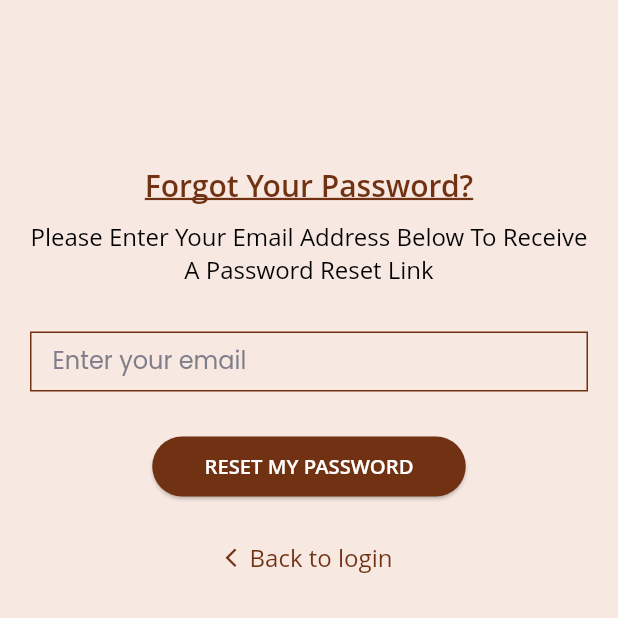
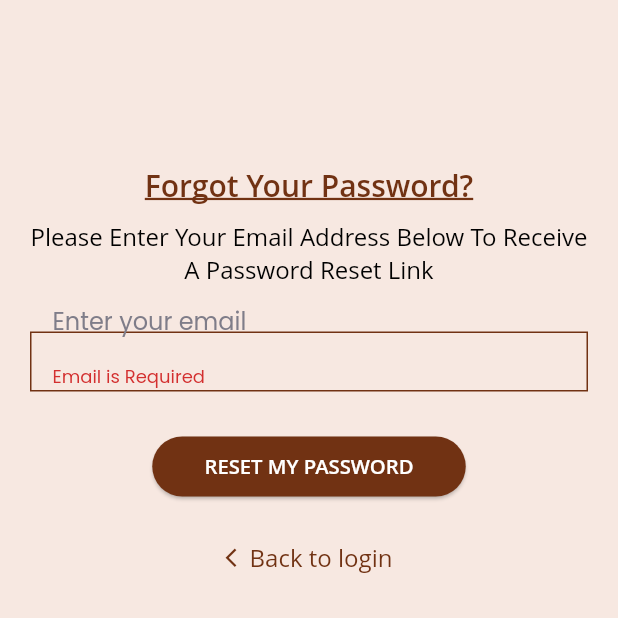
Before and after one commit to amaugarci/sololuxuryflutter, a Flutter app: the ForgotPasswordScreen screen opened by its route, after a tap on "RESET MY PASSWORD", on a phone screen of 412 x 824 dp, the top half of it. Run offline on Flutter 3.47's test engine with Material 2 defaults, Android fonts, the phone set to English and light mode, and no system bars; our stand-ins replace awesome_dialog, cached_network_image, carousel_slider, connectivity_plus, datetime_picker_formfield, dio and 12 more; missing offline and left inert: connectivity_plus_web, dio_http_cache, firebase_core_web, firebase_messaging_web, livechatt, shared_preferences_web and 1 more; accounts and stored records are empty; network calls fail; Roboto replaces fonts that are missing (Open Sans); project files that could hold a hidden picture were left out.

Commit message:
forgetpassword  APi Calling update  Completed TASK ID=15513  DATE=30/3

```diff
--- a/lib/app/screens/login/controller/forget_password_menu_controller.dart
+++ b/lib/app/screens/login/controller/forget_password_menu_controller.dart
@@ -5,35 +5,38 @@ import 'package:flutter/material.dart';
 import 'package:get/get.dart';
 import 'package:solo_luxury/main.dart';
 import 'package:solo_luxury/utils/get_network_service/APIRepository/forget_password_menu_api_repository.dart';
+import 'package:solo_luxury/utils/lang_directory/language_constant.dart';
 
 class ForgetPasswordMenuController extends GetxController {
-  final  ForgetPasswordMenuAPIRepository forgetPasswordAPIRepository;
+  RxString screenTitle = LanguageConstant.forgotYourPasswordText.tr.obs;
+  final ForgetPasswordMenuAPIRepository forgetPasswordAPIRepository;
 
   ForgetPasswordMenuController({required this.forgetPasswordAPIRepository});
 
+  Rx<TextEditingController> emailController = TextEditingController().obs;
   Rx<String> forgetPasswordResponseModel = "".obs;
-  Rx<GlobalKey> formKey = GlobalKey<FormState>().obs;
+  Rx<GlobalKey<FormState>> formKey = GlobalKey<FormState>().obs;
 
   @override
   void onInit() {
     print("INTSTATE");
-    getForgetPasswordResponse();
     // TODO: implement onInit
     super.onInit();
   }
 
-  final userData = {
-    "email": "anilpawar1410@gmail.com",
-    "template": "email_reset",
-    "websiteId": localStore.website_id
-  };
 
-  getForgetPasswordResponse() async {
+
+  getForgetPasswordResponse({required BuildContext context,var email}) async {
+    final userData = {
+      "email": email,
+      "template": "email_reset",
+      "websiteId": localStore.website_id
+    };
     print("INTSTATE123455");
-    forgetPasswordResponseModel = (await forgetPasswordAPIRepository
-            .putForgetPasswordApiResponse(
+    forgetPasswordResponseModel =
+        (await forgetPasswordAPIRepository.putForgetPasswordApiResponse(
                 forgetPasswordRequestJson: jsonEncode(userData)))
-        .obs;
+            .obs;
     log("loginResponseModel : $forgetPasswordResponseModel");
   }
 }
--- a/lib/app/screens/login/views/forgot_password.dart
+++ b/lib/app/screens/login/views/forgot_password.dart
@@ -2,19 +2,25 @@ import 'package:flutter/material.dart';
 import 'package:get/get.dart';
 import 'package:solo_luxury/app/components/behaviour.dart';
 import 'package:solo_luxury/app/components/input_text_field_widget.dart';
+import 'package:solo_luxury/app/screens/login/controller/forget_password_menu_controller.dart';
 import 'package:solo_luxury/app/screens/login/controller/forgot_password_controller.dart';
+import 'package:solo_luxury/app/screens/login/views/forget_password_menu/forget_password_menu_screen.dart';
 
 import 'package:solo_luxury/app/utils/colors.dart';
 import 'package:solo_luxury/utils/lang_directory/language_constant.dart';
+import 'package:solo_luxury/utils/validator.dart';
 
-class ForgotPasswordScreen extends GetView<ForgotPasswordController> {
+class ForgotPasswordScreen extends GetView<ForgetPasswordMenuController> {
   const ForgotPasswordScreen({Key? key}) : super(key: key);
 
   @override
   Widget build(BuildContext context) {
-    return Obx(() => Scaffold(
-          backgroundColor: backGroundColor,
-          body: Padding(
+    return Obx(
+      () => Scaffold(
+        backgroundColor: backGroundColor,
+        body: Form(
+          key: controller.formKey.value,
+          child: Padding(
             padding: const EdgeInsets.symmetric(horizontal: 20),
             child: ScrollConfiguration(
               behavior: MyBehavior(),
@@ -76,7 +82,9 @@ class ForgotPasswordScreen extends GetView<ForgotPasswordController> {
               ),
             ),
           ),
-        ));
+        ),
+      ),
+    );
   }
 
   Widget forgotPasswordTextField() {
@@ -88,7 +96,8 @@ class ForgotPasswordScreen extends GetView<ForgotPasswordController> {
         border: Border.all(color: appColor, width: 1),
       ),
       child: TextFormField(
-        controller: null,
+        controller: controller.emailController.value,
+        validator: (value) => Validators.validateEmail(value!.trim()),
         decoration: InputDecoration(
           border: InputBorder.none,
           isDense: true,
@@ -103,7 +112,13 @@ class ForgotPasswordScreen extends GetView<ForgotPasswordController> {
       width: 209,
       height: 40,
       child: ElevatedButton(
-        onPressed: () {},
+        onPressed: () {
+          if (controller.formKey.value.currentState!.validate()) {
+            controller.getForgetPasswordResponse(
+                context: context, email: controller.emailController.value.text);
+            Get.to(() => ForgetPasswordMenuScreen());
+          }
+        },
         style: ElevatedButton.styleFrom(
           elevation: 1,
           primary: appColor,
--- a/lib/utils/app_pages.dart
+++ b/lib/utils/app_pages.dart
@@ -154,11 +154,11 @@ class AppPages {
       page: () => const SignupScreen(),
       binding: SignupBinding(),
     ),
-    GetPage(
+  /*  GetPage(
       name: RoutesConstants.forgotPasswordScreen,
       page: () => const ForgotPasswordScreen(),
       binding: ForgotPasswordBinding(),
-    ),
+    ),*/
     GetPage(
       name: RoutesConstants.orderConfirmScreen,
       page: () => OrderConfirmationPage(),
@@ -176,7 +176,7 @@ class AppPages {
     ),
     GetPage(
       name: RoutesConstants.forgotPasswordMenuPage,
-      page: () => const ForgetPasswordMenuScreen(),
+      page: () => const ForgotPasswordScreen(),
       binding: ForgotPasswordMenuBinding(),
     ),
     GetPage(
```
Also changed, not shown: lib/app/screens/login/views/forget_password_menu/forget_password_menu_screen.dart (+3 -6 lines).
